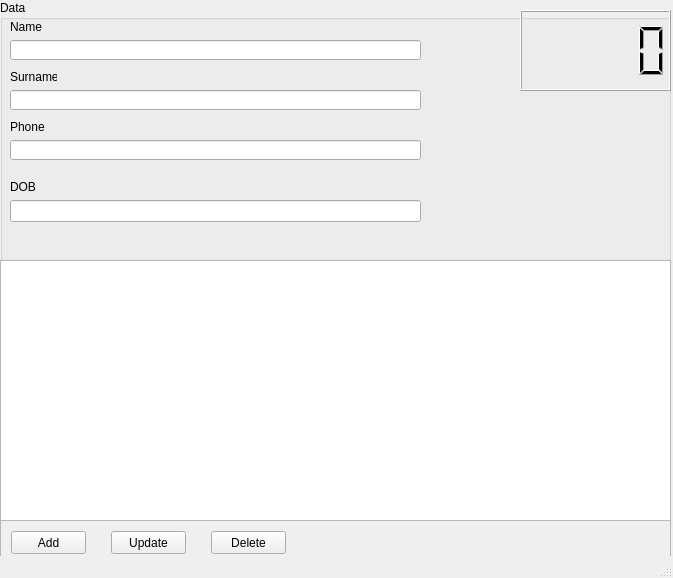
First picture: the form in src/v4lvl3/crud.ui, repository flextazin/python-labs, before the edit.
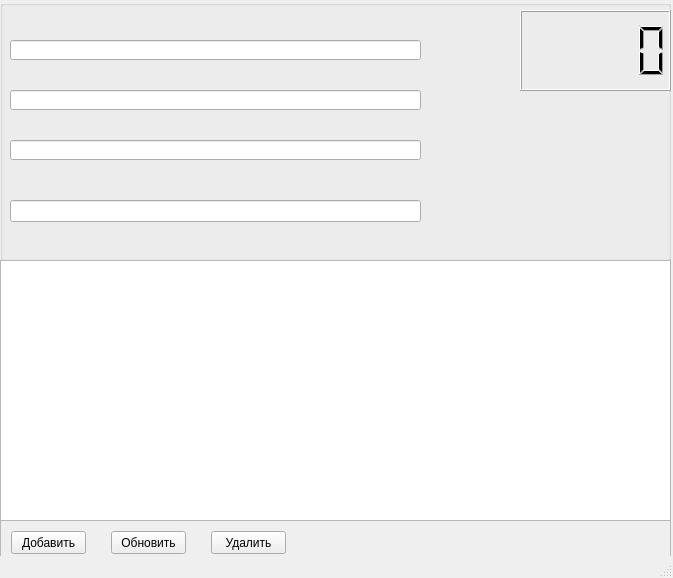
Second picture: the form after the edit.

What changed in the file:
```diff
--- a/src/v4lvl3/crud.ui
+++ b/src/v4lvl3/crud.ui
@@ -24,7 +24,6 @@
      </rect>
     </property>
     <property name="title">
-     <string>Data</string>
     </property>
     <widget class="QLCDNumber" name="lcdNumber">
      <property name="geometry">
@@ -46,7 +45,6 @@
       </rect>
      </property>
      <property name="text">
-      <string>Name</string>
      </property>
     </widget>
     <widget class="QLineEdit" name="lineEdit">
@@ -69,7 +67,6 @@
       </rect>
      </property>
      <property name="text">
-      <string>Surname</string>
      </property>
     </widget>
     <widget class="QLineEdit" name="lineEdit_2">
@@ -92,7 +89,6 @@
       </rect>
      </property>
      <property name="text">
-      <string>Phone</string>
      </property>
     </widget>
     <widget class="QLineEdit" name="lineEdit_3">
@@ -115,7 +111,6 @@
       </rect>
      </property>
      <property name="text">
-      <string>DOB</string>
      </property>
     </widget>
     <widget class="QLineEdit" name="lineEdit_4">
@@ -170,7 +165,7 @@
        </rect>
       </property>
       <property name="text">
-       <string>Add</string>
+       <string>Добавить</string>
       </property>
      </widget>
      <widget class="QPushButton" name="pushButton_2">
@@ -183,7 +178,7 @@
        </rect>
       </property>
       <property name="text">
-       <string>Update</string>
+       <string>Обновить</string>
       </property>
      </widget>
      <widget class="QPushButton" name="pushButton_3">
@@ -196,7 +191,7 @@
        </rect>
       </property>
       <property name="text">
-       <string>Delete</string>
+       <string>Удалить</string>
       </property>
      </widget>
     </widget>
```
Left out of the diff: 2 changed lines with no effect on the pictures.
